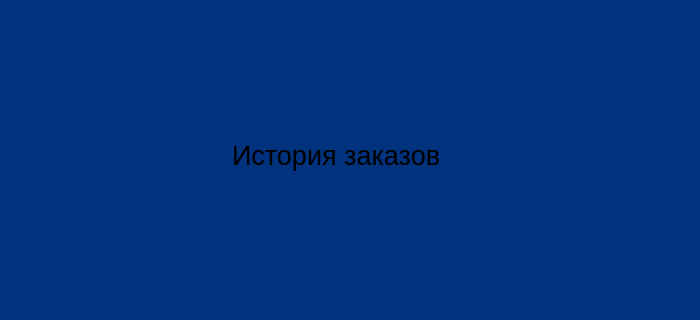
Above: mainwindow.ui from elllymAn/bysto_prosto before the change; both pictures show x 0 to 700 and y 230 to 550 of the 700 by 777 pixel window. Below: the same form after it.
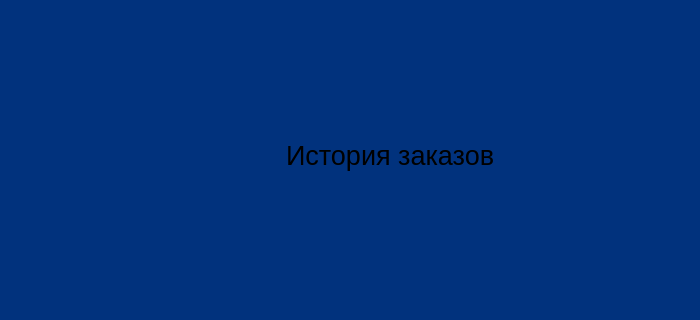
That is the form after the change. The open tabs and pages were chosen to show the change. Icons and pictures are not drawn.

```diff
--- a/mainwindow.ui
+++ b/mainwindow.ui
@@ -762,8 +762,20 @@
        <layout class="QGridLayout" name="gridLayout">
         <item row="0" column="4">
          <layout class="QGridLayout" name="gridLayout_7">
-          <item row="0" column="2">
+          <item row="0" column="1">
            <widget class="QLabel" name="label_10">
+            <property name="sizePolicy">
+             <sizepolicy hsizetype="Fixed" vsizetype="Preferred">
+              <horstretch>0</horstretch>
+              <verstretch>0</verstretch>
+             </sizepolicy>
+            </property>
+            <property name="maximumSize">
+             <size>
+              <width>111111</width>
+              <height>100</height>
+             </size>
+            </property>
             <property name="font">
              <font>
               <pointsize>20</pointsize>
@@ -775,39 +787,22 @@
            </widget>
           </item>
           <item row="0" column="0">
-           <widget class="QPushButton" name="pushButton">
-            <property name="text">
-             <string/>
-            </property>
-            <property name="icon">
-             <iconset resource="pictures.qrc">
-              <normaloff>:/resources/icons8-filter-50.png</normaloff>:/resources/icons8-filter-50.png</iconset>
-            </property>
-            <property name="iconSize">
-             <size>
-              <width>50</width>
-              <height>50</height>
-             </size>
-            </property>
-           </widget>
-          </item>
-          <item row="0" column="1">
            <spacer name="horizontalSpacer_10">
             <property name="orientation">
              <enum>Qt::Orientation::Horizontal</enum>
             </property>
             <property name="sizeType">
-             <enum>QSizePolicy::Policy::Fixed</enum>
+             <enum>QSizePolicy::Policy::Expanding</enum>
             </property>
             <property name="sizeHint" stdset="0">
              <size>
-              <width>95</width>
+              <width>40</width>
               <height>20</height>
              </size>
             </property>
            </spacer>
           </item>
-          <item row="0" column="3">
+          <item row="0" column="2">
            <spacer name="horizontalSpacer_11">
             <property name="orientation">
              <enum>Qt::Orientation::Horizontal</enum>
@@ -820,7 +815,7 @@
             </property>
            </spacer>
           </item>
-          <item row="1" column="2">
+          <item row="1" column="1">
            <spacer name="verticalSpacer_8">
             <property name="orientation">
              <enum>Qt::Orientation::Vertical</enum>
```
Left out of the diff: 4 changed lines with no effect on the pictures.
